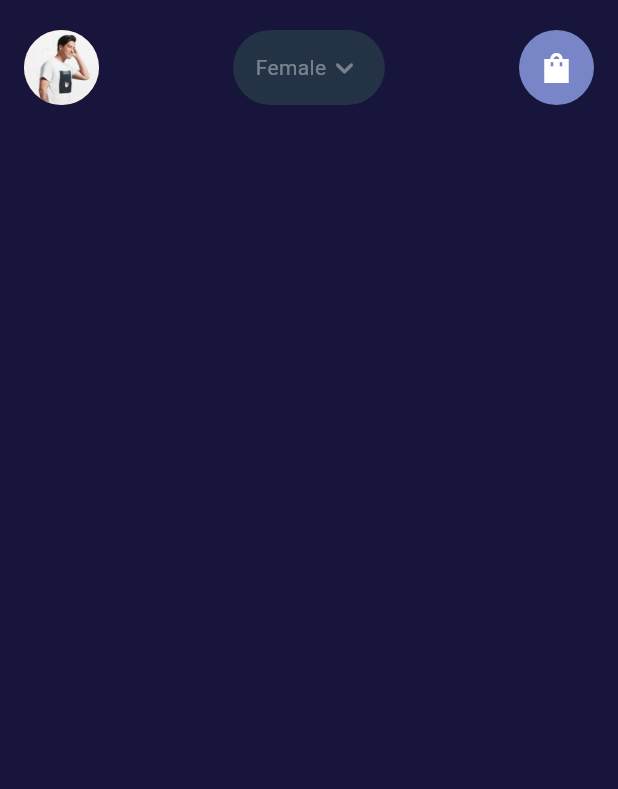
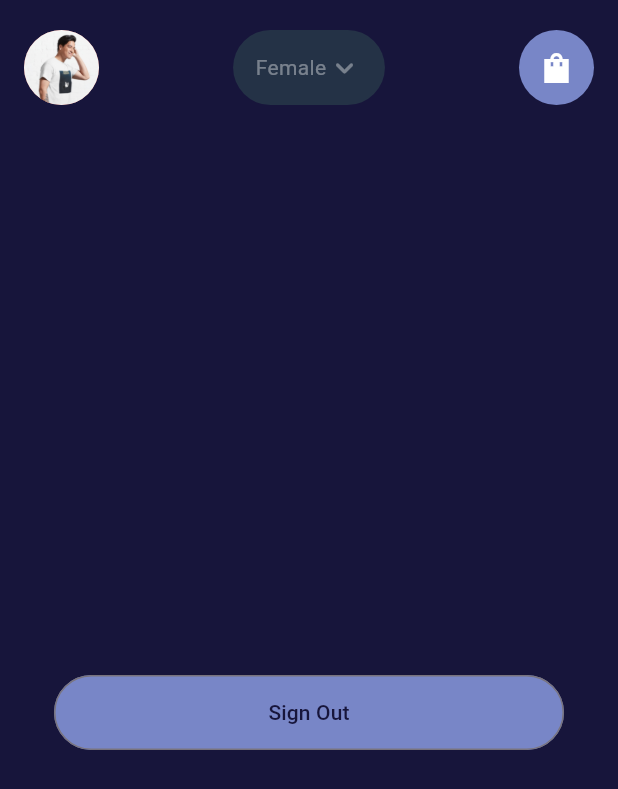
Before and after one commit to souhaibzarai/trendbuy, a Flutter app: the HomeScreen screen opened directly, on a phone screen of 412 x 824 dp. Shown: the top 789 px of the screen. Run offline on Flutter 3.47's test engine with Material 3 defaults, Android fonts, the phone set to English and light mode, and no system bars; our stand-ins replace cloud_firestore, dartz, firebase_auth, firebase_core, flutter_bloc, get_it; accounts and stored records are empty.

Commit message:
home implementation...

```diff
--- a/lib/features/home/presentation/screens/home.dart
+++ b/lib/features/home/presentation/screens/home.dart
@@ -1,5 +1,9 @@
+import 'package:firebase_auth/firebase_auth.dart';
 import 'package:flutter/material.dart';
+import 'package:trendbuy/common/widgets/custom_button.dart';
 import '../../../../common/app_commons.dart';
+import '../../../../utils/helpers/app_navigator.dart';
+import '../../../auth/presentation/screens/sign_in.dart';
 import '../widgets/header.dart';
 
 class HomeScreen extends StatelessWidget {
@@ -11,7 +15,26 @@ class HomeScreen extends StatelessWidget {
       child: Scaffold(
         body: SingleChildScrollView(
           padding: AppCommons.padding,
-          child: Column(children: [Header()]),
+          child: Column(
+            children: [
+              Header(), //
+
+              SizedBox(height: 380),
+              customButton(
+                buttonText: 'Sign Out',
+                context,
+                onPressed: () async {
+                  await FirebaseAuth.instance.signOut();
+                  if (FirebaseAuth.instance.currentUser == null) {
+                    AppNavigator.pushAndRemove(
+                      context,
+                      widget: SignInScreen(), //
+                    );
+                  }
+                },
+              ),
+            ],
+          ),
         ),
       ),
     );
```
